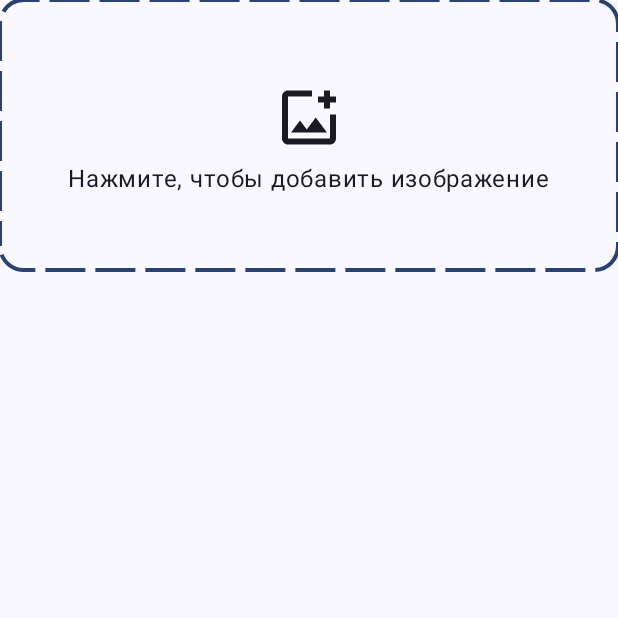
After one commit to marcosuper97/todolist, an Android app built with Jetpack Compose: the composable ImagePastForm called with empty values, on a phone screen of 412 x 824 dp, the top half of it. The commit adds this screen. Run offline under Robolectric (Android 15) with nearby library versions, the phone set to English and light mode, and no system bars.

Commit message:
Верстка промежуточная[2]

```diff
--- /dev/null
+++ b/app/src/main/java/com/example/todolist/presentation/edit_screen/intent/IntentEditScreen.kt
@@ -0,0 +1,4 @@
+package com.example.todolist.presentation.edit_screen.intent
+
+class IntentEditScreen {
+}
--- /dev/null
+++ b/app/src/main/java/com/example/todolist/presentation/edit_screen/state/StateEditScreen.kt
@@ -0,0 +1,3 @@
+package com.example.todolist.presentation.edit_screen.state
+
+data class StateEditScreen()
--- /dev/null
+++ b/app/src/main/java/com/example/todolist/ui/common/AnimatedDashedBorder.kt
@@ -0,0 +1,53 @@
+package com.example.todolist.ui.common
+
+import android.annotation.SuppressLint
+import androidx.compose.animation.core.LinearEasing
+import androidx.compose.animation.core.RepeatMode
+import androidx.compose.animation.core.animateFloat
+import androidx.compose.animation.core.infiniteRepeatable
+import androidx.compose.animation.core.rememberInfiniteTransition
+import androidx.compose.animation.core.tween
+import androidx.compose.runtime.Composable
+import androidx.compose.runtime.getValue
+import androidx.compose.ui.Modifier
+import androidx.compose.ui.draw.drawBehind
+import androidx.compose.ui.geometry.CornerRadius
+import androidx.compose.ui.graphics.Color
+import androidx.compose.ui.graphics.PathEffect
+import androidx.compose.ui.graphics.drawscope.Stroke
+
+@SuppressLint("SuspiciousModifierThen")
+@Composable
+fun Modifier.animatedDashedBorder(
+    color: Color,
+    strokeWidth: Float = 2f,
+    dashWidth: Float = 10f,
+    gapWidth: Float = 10f,
+    cornerRadius: Float = 24f // радиус скругления
+): Modifier {
+    val infiniteTransition = rememberInfiniteTransition(label = "")
+    val phase by infiniteTransition.animateFloat(
+        initialValue = 0f,
+        targetValue = dashWidth + gapWidth,
+        animationSpec = infiniteRepeatable(
+            animation = tween(2000, easing = LinearEasing),
+            repeatMode = RepeatMode.Restart
+        ),
+        label = ""
+    )
+
+    return this.then(
+        drawBehind {
+            val pathEffect = PathEffect.dashPathEffect(
+                intervals = floatArrayOf(dashWidth, gapWidth),
+                phase = phase
+            )
+            drawRoundRect(
+                color = color,
+                style = Stroke(width = strokeWidth, pathEffect = pathEffect),
+                size = size,
+                cornerRadius = CornerRadius(cornerRadius, cornerRadius)
+            )
+        }
+    )
+}
--- /dev/null
+++ b/app/src/main/java/com/example/todolist/ui/edit_screen/components/ImagePastForm.kt
@@ -0,0 +1,81 @@
+package com.example.todolist.ui.edit_screen.components
+
+import android.annotation.SuppressLint
+import android.net.Uri
+import androidx.compose.animation.core.LinearEasing
+import androidx.compose.animation.core.RepeatMode
+import androidx.compose.animation.core.animateFloat
+import androidx.compose.animation.core.infiniteRepeatable
+import androidx.compose.animation.core.rememberInfiniteTransition
+import androidx.compose.animation.core.tween
+import androidx.compose.foundation.clickable
+import androidx.compose.foundation.layout.Box
+import androidx.compose.foundation.layout.Column
+import androidx.compose.foundation.layout.fillMaxSize
+import androidx.compose.foundation.layout.fillMaxWidth
+import androidx.compose.foundation.layout.height
+import androidx.compose.foundation.shape.RoundedCornerShape
+import androidx.compose.material3.Icon
+import androidx.compose.material3.MaterialTheme
+import androidx.compose.material3.Text
+import androidx.compose.runtime.Composable
+import androidx.compose.runtime.getValue
+import androidx.compose.ui.Alignment
+import androidx.compose.ui.Modifier
+import androidx.compose.ui.draw.clip
+import androidx.compose.ui.draw.drawBehind
+import androidx.compose.ui.geometry.CornerRadius
+import androidx.compose.ui.graphics.Color
+import androidx.compose.ui.graphics.PathEffect
+import androidx.compose.ui.graphics.drawscope.Stroke
+import androidx.compose.ui.layout.ContentScale
+import androidx.compose.ui.res.painterResource
+import androidx.compose.ui.res.stringResource
+import androidx.compose.ui.tooling.preview.Preview
+import androidx.compose.ui.unit.dp
+import coil3.compose.AsyncImage
+import com.example.todolist.R
+import com.example.todolist.ui.common.animatedDashedBorder
+
+@Composable
+fun ImagePastForm(onBoxClick: () -> Unit, imageUri: Uri?) {
+    Box(
+        modifier = Modifier
+            .fillMaxWidth()
+            .height(180.dp)
+            .clickable { onBoxClick }
+            .animatedDashedBorder(
+                color = MaterialTheme.colorScheme.primary,
+                strokeWidth = 4f,
+                dashWidth = 40f,
+                gapWidth = 10f
+            ),
+        contentAlignment = Alignment.Center
+    ) {
+        if (imageUri == null) {
+            Column(horizontalAlignment = Alignment.CenterHorizontally) {
+                Icon(
+                    painterResource(R.drawable.image_placeholder),
+                    contentDescription = stringResource(R.string.add_image)
+                )
+                Text(stringResource(R.string.press_to_add_image))
+            }
+        } else {
+            AsyncImage(
+                model = imageUri,
+                contentDescription = stringResource(R.string.choosed_image),
+                modifier = Modifier
+                    .fillMaxSize()
+                    .clip(RoundedCornerShape(24.dp)),
+                contentScale = ContentScale.Crop
+            )
+        }
+    }
+}
+
+
+@Preview(showBackground = true, device = "id:Nexus One")
+@Composable
+fun ImagePastFormPreview() {
+    ImagePastForm({}, null)
+}
--- /dev/null
+++ b/app/src/main/res/drawable/image_placeholder.xml
@@ -0,0 +1,9 @@
+<vector xmlns:android="http://schemas.android.com/apk/res/android"
+    android:width="48dp"
+    android:height="58dp"
+    android:viewportWidth="48"
+    android:viewportHeight="58">
+  <path
+      android:pathData="M10,47C8.9,47 7.958,46.608 7.175,45.825C6.392,45.042 6,44.1 6,43V15C6,13.9 6.392,12.958 7.175,12.175C7.958,11.392 8.9,11 10,11H26C26,11.567 26,12.183 26,12.85C26,13.517 26,14.233 26,15H10V43H38V27C38.767,27 39.483,27 40.15,27C40.817,27 41.433,27 42,27V43C42,44.1 41.608,45.042 40.825,45.825C40.042,46.608 39.1,47 38,47H10ZM12,39H36L28.5,29L22.5,37L18,31L12,39ZM34,23V19H30V15H34V11H38V15H42V19H38V23H34Z"
+      android:fillColor="#44474F"/>
+</vector>
--- a/app/src/main/res/values/strings.xml
+++ b/app/src/main/res/values/strings.xml
@@ -6,4 +6,8 @@
     <string name="try_again">Повторить загрузку</string>
     <string name="unknown_error">При загрузке списка задач произошла неизвестная ошибка.</string>
     <string name="empty_content">Вы пока не завели ни одной задачи.\nСамое время попробовать :)</string>
+    <string name="add_image">Добавить изображение</string>
+    <string name="press_to_add_image">Нажмите, чтобы добавить изображение</string>
+    <string name="brows">Обзор</string>
+    <string name="choosed_image">Выбранное изображение</string>
 </resources>
```
Also changed, not shown: app/src/main/java/com/example/todolist/presentation/edit_screen/vm/EditScreenViewModel.kt (added, +8 -0 lines), app/src/main/java/com/example/todolist/ui/edit_screen/screen/TaskEditScreen.kt (added, +8 -0 lines).
